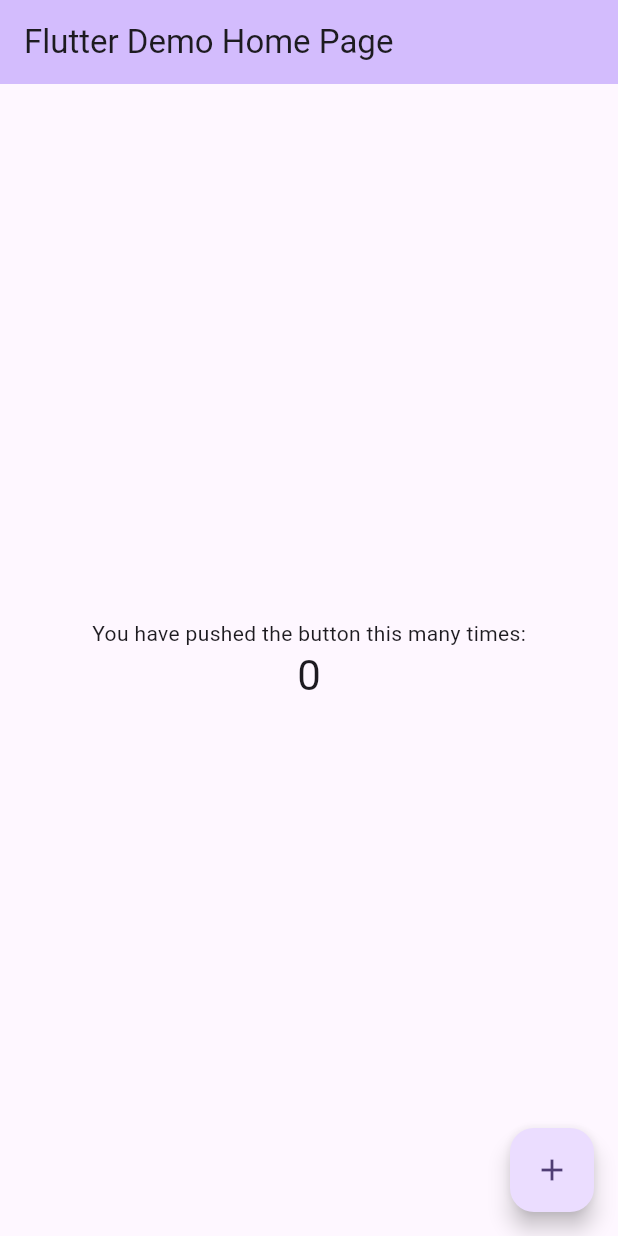
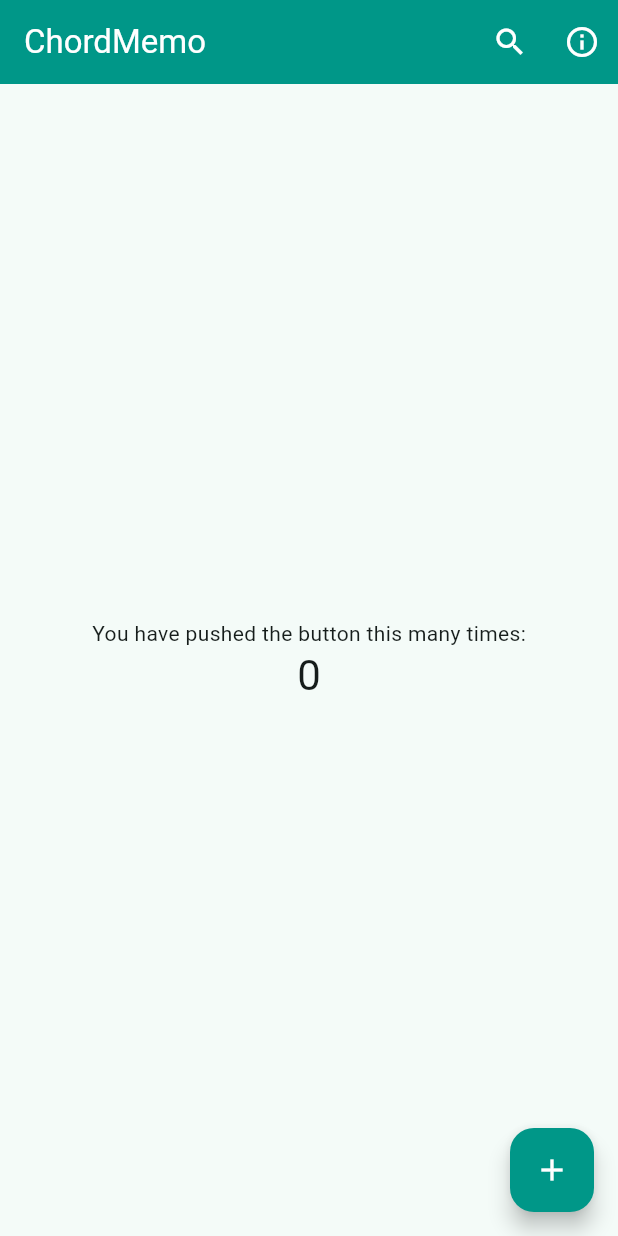
Before and after one commit to joshsj89/ChordMemoFlutter, a Flutter app: the screen it shows after launch, on a phone screen of 412 x 824 dp. Run offline on Flutter 3.47's test engine with Material 3 defaults, Android fonts, the phone set to English and light mode, and no system bars.

Commit message:
Add ChordMemo app bar and colors

```diff
--- a/lib/main.dart
+++ b/lib/main.dart
@@ -11,7 +11,7 @@ class MyApp extends StatelessWidget {
   @override
   Widget build(BuildContext context) {
     return MaterialApp(
-      title: 'Flutter Demo',
+      title: 'ChordMemo',
       theme: ThemeData(
         // This is the theme of your application.
         //
@@ -28,10 +28,10 @@ class MyApp extends StatelessWidget {
         //
         // This works for code too, not just values: Most code changes can be
         // tested with just a hot reload.
-        colorScheme: ColorScheme.fromSeed(seedColor: Colors.deepPurple),
+        colorScheme: ColorScheme.fromSeed(seedColor: Color(0xff009788)),
         useMaterial3: true,
       ),
-      home: const MyHomePage(title: 'Flutter Demo Home Page'),
+      home: const MyHomePage(title: 'ChordMemo'),
     );
   }
 }
@@ -78,13 +78,24 @@ class _MyHomePageState extends State<MyHomePage> {
     // than having to individually change instances of widgets.
     return Scaffold(
       appBar: AppBar(
-        // TRY THIS: Try changing the color here to a specific color (to
-        // Colors.amber, perhaps?) and trigger a hot reload to see the AppBar
-        // change color while the other colors stay the same.
-        backgroundColor: Theme.of(context).colorScheme.inversePrimary,
+        backgroundColor: Color(0xff009788),
         // Here we take the value from the MyHomePage object that was created by
         // the App.build method, and use it to set our appbar title.
-        title: Text(widget.title),
+        title: Text(widget.title, style: TextStyle(color: Colors.white)),
+        actions: [
+          IconButton(
+            icon: Icon(Icons.search, color: Colors.white,),
+            onPressed: () {
+
+            },
+          ),
+          IconButton(
+            icon: Icon(Icons.info_outline, color: Colors.white,),
+            onPressed: () {
+              // Navigate to the settings page
+            },
+          ),
+        ],
       ),
       body: Center(
         // Center is a layout widget. It takes a single child and positions it
@@ -117,8 +128,9 @@ class _MyHomePageState extends State<MyHomePage> {
       ),
       floatingActionButton: FloatingActionButton(
         onPressed: _incrementCounter,
-        tooltip: 'Increment',
-        child: const Icon(Icons.add),
+        tooltip: 'Add Song',
+        backgroundColor: Color(0xff009788),
+        child: const Icon(Icons.add, color: Colors.white),
       ), // This trailing comma makes auto-formatting nicer for build methods.
     );
   }
```
